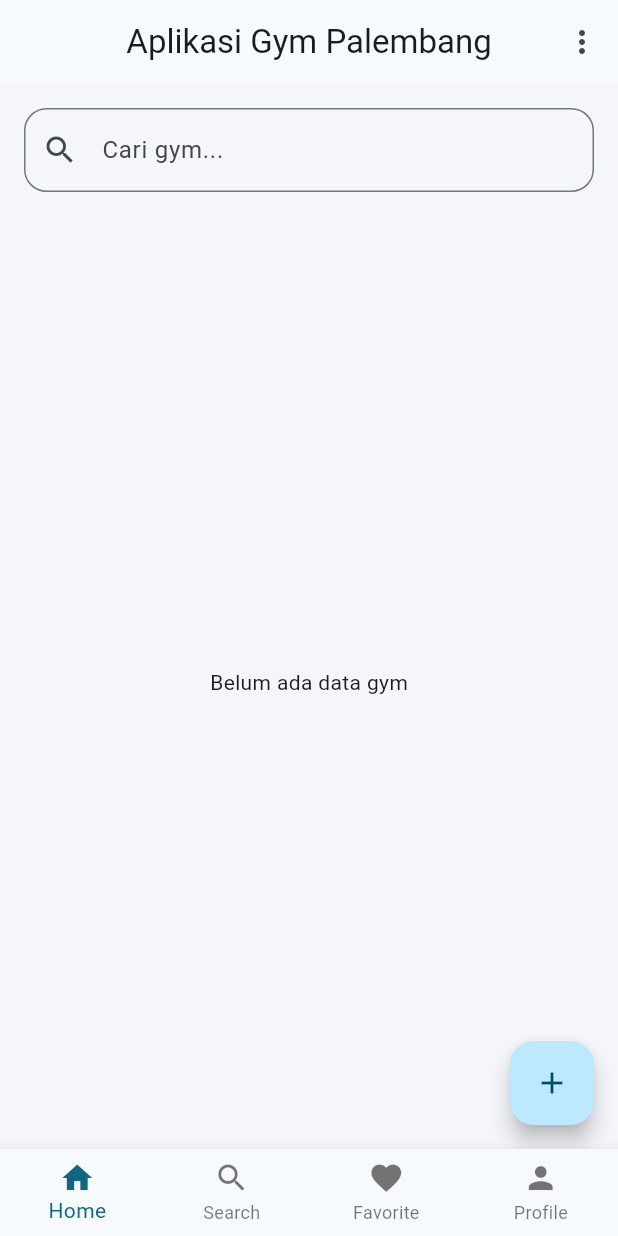
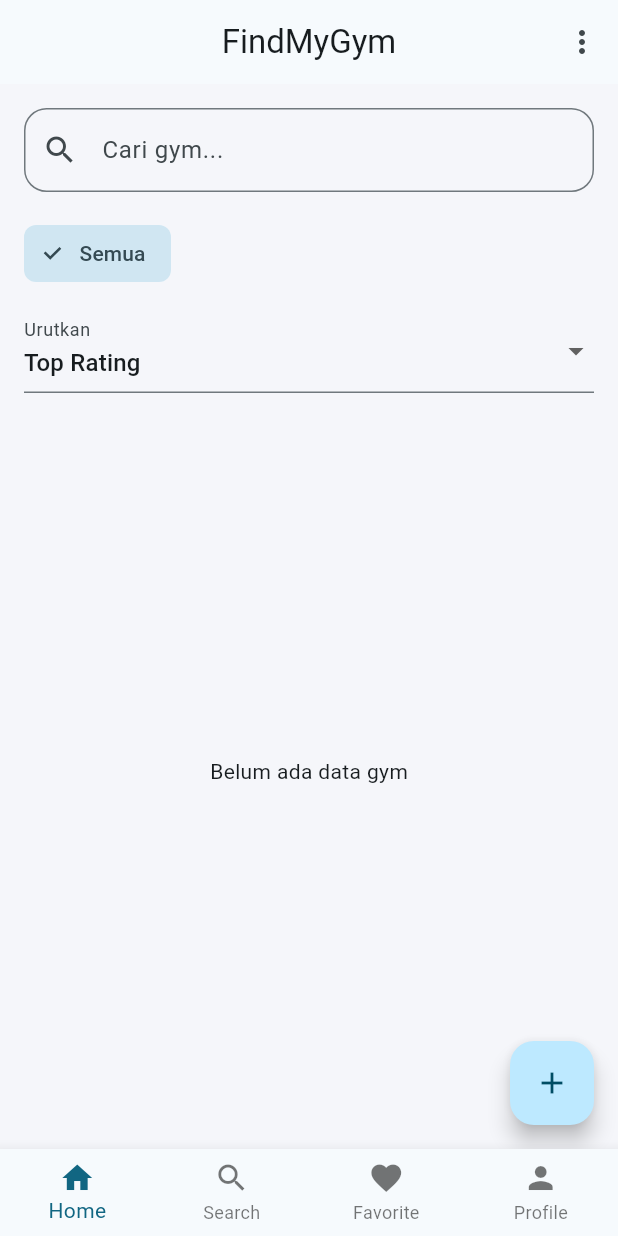
Before and after one commit to fadhiloc/finalprj-pab2-2026-fari, a Flutter app: the screen it shows after launch, on a phone screen of 412 x 824 dp. Run offline on Flutter 3.47's test engine with Material 3 defaults, Android fonts, the phone set to English and light mode, and no system bars; our stand-ins replace cloud_firestore, firebase_auth, firebase_core, flutter_map, flutter_rating_bar, image_picker and 1 more; accounts and stored records are empty.

Commit message:
update home_screens.dart

```diff
--- a/findgym_app/lib/screens/home_screens.dart
+++ b/findgym_app/lib/screens/home_screens.dart
@@ -1,7 +1,6 @@
 import 'package:cloud_firestore/cloud_firestore.dart';
 import 'package:firebase_auth/firebase_auth.dart';
 import 'package:flutter/material.dart';
-
 import '../Models/Gym.dart';
 import '../widgets/item_card.dart';
 
@@ -11,6 +10,7 @@
   @override
   State<HomeScreen> createState() =>
       _HomeScreenState();
+
 }
 
 class _HomeScreenState extends State<HomeScreen> {
@@ -19,6 +19,8 @@
       TextEditingController();
 
   String searchQuery = '';
+  String selectedType = 'Semua';
+  String sortBy = 'Top Rating';
 
   @override
   void dispose() {
@@ -91,7 +93,7 @@
 
       appBar: AppBar(
         title: const Text(
-          "Aplikasi Gym Palembang",
+          "FindMyGym",
         ),
         centerTitle: true,
 
@@ -102,6 +104,7 @@
                 _logout();
               }
             },
+
             itemBuilder: (context) => [
               PopupMenuItem<String>(
                 enabled: false,
@@ -162,6 +165,131 @@
             ),
           ),
 
+          SizedBox(
+            height: 50,
+            child: StreamBuilder<QuerySnapshot>(
+              stream: FirebaseFirestore.instance
+                  .collection('gym_types')
+                  .orderBy('name')
+                  .snapshots(),
+
+              builder: (context, snapshot) {
+                if (!snapshot.hasData) {
+                  return const SizedBox();
+                }
+
+                final types = [
+                  'Semua',
+                  ...snapshot.data!.docs.map(
+                    (e) => e['name'].toString(),
+                  ),
+                ];
+
+                final isAdmin =
+                    user?.email ==
+                    'admin@gmail.com';
+
+                return ListView(
+                  scrollDirection:
+                      Axis.horizontal,
+
+                  padding:
+                      const EdgeInsets.symmetric(
+                    horizontal: 16,
+                  ),
+
+                  children: [
+                    ...types.map((type) {
+                      return Padding(
+                        padding:
+                            const EdgeInsets.only(
+                          right: 8,
+                        ),
+
+                        child: ChoiceChip(
+                          label: Text(type),
+
+                          selected:
+                              selectedType ==
+                                  type,
+
+                          onSelected: (_) {
+                            setState(() {
+                              selectedType =
+                                  type;
+                            });
+                          },
+                        ),
+                      );
+                    }),
+
+                    if (isAdmin)
+                      ActionChip(
+                        avatar: const Icon(
+                          Icons.add,
+                          size: 18,
+                        ),
+
+                        label:
+                            const Text(
+                          'Kategori',
+                        ),
+
+                        onPressed: () {
+                          Navigator.pushNamed(
+                            context,
+                            '/admincategory',
+                          );
+                        },
+                      ),
+                  ],
+                );
+              },
+            ),
+          ),
+
+          const SizedBox(height: 12),
+
+          Padding(
+            padding:
+                const EdgeInsets.symmetric(
+              horizontal: 16,
+            ),
+
+            child: DropdownButtonFormField<
+                String>(
+              value: sortBy,
+
+              decoration:
+                  const InputDecoration(
+                labelText: 'Urutkan',
+              ),
+
+              items: const [
+                DropdownMenuItem(
+                  value: 'Top Rating',
+                  child: Text(
+                    'Top Rating',
+                  ),
+                ),
+
+                DropdownMenuItem(
+                  value: 'Nama A-Z',
+                  child: Text(
+                    'Nama A-Z',
+                  ),
+                ),
+              ],
+
+              onChanged: (value) {
+                setState(() {
+                  sortBy = value!;
+                });
+              },
+            ),
+          ),
+
+
           Expanded(
             child:
                 StreamBuilder<
@@ -212,23 +340,41 @@
                             .map(
                               gymFromDocument,
                             )
-                            .where((
-                              gym,
-                            ) {
-                              return gym
-                                      .name
+                            .where((gym) {
+                              final matchSearch =
+                                  gym.name
                                       .toLowerCase()
-                                      .contains(
-                                        searchQuery,
-                                      ) ||
-                                  gym
-                                      .location
+                                      .contains(searchQuery) ||
+                                  gym.location
                                       .toLowerCase()
-                                      .contains(
-                                        searchQuery,
-                                      );
+                                      .contains(searchQuery);
+
+                              final matchType =
+                                  selectedType == 'Semua' ||
+                                  gym.types.contains(selectedType);
+
+                              return matchSearch && matchType;
                             })
                             .toList();
+
+                    if (sortBy ==
+                        'Top Rating') {
+                      gyms.sort(
+                        (a, b) => b.rating
+                            .compareTo(a.rating),
+                      );
+                    }
+
+                    if (sortBy ==
+                        'Nama A-Z') {
+                      gyms.sort(
+                        (a, b) =>
+                            a.name.compareTo(
+                          b.name,
+                        ),
+                      );
+                    }
+
 
                     if (gyms
                         .isEmpty) {
```
